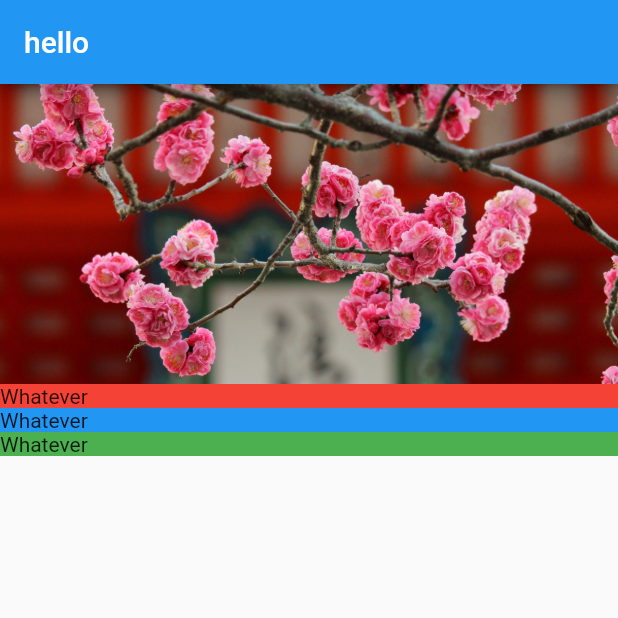
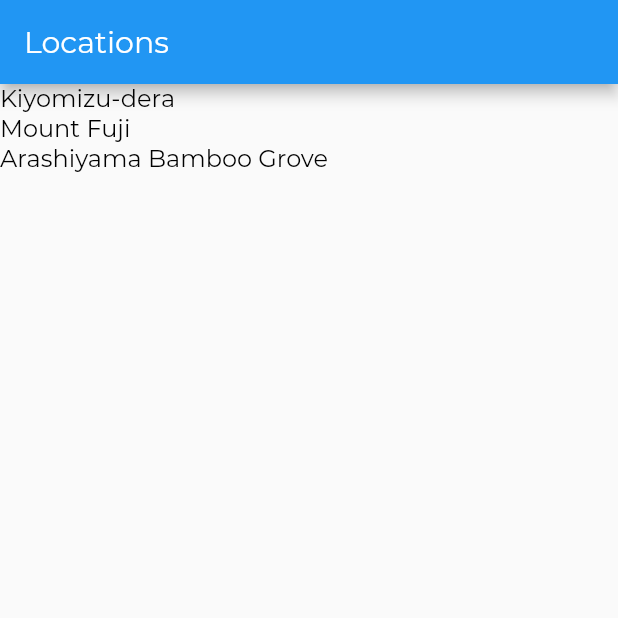
Before and after one commit to anhphamduy/flutter-learn, a Flutter app: the screen it shows after launch, on a phone screen of 412 x 824 dp, the top half of it. Run offline on Flutter 3.47's test engine with Material 2 defaults, Android fonts, the phone set to English and light mode, and no system bars.

Commit message:
Add navigations

```diff
--- a/lib/app.dart
+++ b/lib/app.dart
@@ -1,9 +1,40 @@
 import 'package:flutter/material.dart';
-import 'screens/location_detail/location_detail.dart';
+import 'package:tutorial/screens/location_detail/location_detail.dart';
+
+import 'screens/locations/locations.dart';
+import 'style.dart';
+
+const LocationsRoute = '/';
+const LocationDetailRoute = '/location_detail';
 
 class App extends StatelessWidget {
   @override
   Widget build(BuildContext context) {
-    return MaterialApp(home: LocationDetail());
+    return MaterialApp(
+        home: Locations(), onGenerateRoute: _routes(), theme: _theme());
+  }
+
+  RouteFactory _routes() {
+    return (settings) {
+      final Map<String, dynamic> arguments = settings.arguments;
+      Widget screen;
+      switch (settings.name) {
+        case LocationsRoute:
+          screen = Locations();
+          break;
+        case LocationDetailRoute:
+          screen = LocationDetail(arguments['id']);
+          break;
+        default:
+          return null;
+      }
+      return MaterialPageRoute(builder: (BuildContext context) => screen);
+    };
+  }
+
+  ThemeData _theme() {
+    return ThemeData(
+        appBarTheme: AppBarTheme(textTheme: TextTheme(title: AppBarTextStyle)),
+        textTheme: TextTheme(title: TitleTextStyle, body1: Body1TextStyle));
   }
 }
--- /dev/null
+++ b/lib/models/location.dart
@@ -0,0 +1,43 @@
+import 'location_fact.dart';
+
+class Location {
+  final int id;
+  final String name;
+  final String imagePath;
+  final List<LocationFact> facts;
+
+  Location(this.id, this.name, this.imagePath, this.facts);
+
+  static List<Location> fetchAll() {
+    return [
+      Location(1, 'Kiyomizu-dera', 'assets/images/kiyomizu-dera.jpg', [
+        LocationFact('Summary',
+            'Kiyomizu-dera, officially Otowa-san Kiyomizu-dera, is an independent Buddhist temple in eastern Kyoto. The temple is part of the Historic Monuments of Ancient Kyoto UNESCO World Heritage site.'),
+        LocationFact('Architectural Style', 'Japanese Buddhist architecture.'),
+      ]),
+      Location(2, 'Mount Fuji', 'assets/images/fuji.jpg', [
+        LocationFact('Summary',
+            'Japan’s Mt. Fuji is an active volcano about 100 kilometers southwest of Tokyo. Commonly called “Fuji-san,” it’s the country’s tallest peak, at 3,776 meters. A pilgrimage site for centuries, it’s considered one of Japan’s 3 sacred mountains, and summit hikes remain a popular activity. Its iconic profile is the subject of numerous works of art, notably Edo Period prints by Hokusai and Hiroshige.'),
+        LocationFact('Did You Know',
+            'There are three cities that surround Mount Fuji: Gotemba, Fujiyoshida and Fujinomiya.'),
+      ]),
+      Location(3, 'Arashiyama Bamboo Grove', 'assets/images/arashiyama.jpg', [
+        LocationFact('Summary',
+            'While we could go on about the ethereal glow and seemingly endless heights of this bamboo grove on the outskirts of Kyoto, the sight\'s pleasures extend beyond the visual realm.'),
+        LocationFact('How to Get There',
+            'Kyoto airport, with several terminals, is located 16 kilometres south of the city and is also known as Kyoto. Kyoto can also be reached by transport links from other regional airports.'),
+      ]),
+    ];
+  }
+
+  static Location fetchById(int locationID) {
+    List<Location> locations = Location.fetchAll();
+
+    for (int i = 0; i < locations.length; i++) {
+      if (locations[i].id == locationID) {
+        return locations[i];
+      }
+    }
+    return null;
+  }
+}
--- /dev/null
+++ b/lib/models/location_fact.dart
@@ -0,0 +1,5 @@
+class LocationFact {
+  final String title;
+  final String text;
+  LocationFact(this.title, this.text);
+}
--- a/lib/screens/location_detail/location_detail.dart
+++ b/lib/screens/location_detail/location_detail.dart
@@ -1,21 +1,34 @@
 import 'package:flutter/material.dart';
 
+import '../../models/location.dart';
 import 'image_banner.dart';
 import 'text_section.dart';
 
 class LocationDetail extends StatelessWidget {
+  final int _locationID;
+
+  LocationDetail(this._locationID);
+
   @override
   Widget build(BuildContext context) {
+    final location = Location.fetchById(_locationID);
+
     return Scaffold(
-        appBar: AppBar(title: Text('hello')),
+        appBar: AppBar(title: Text(location.name)),
         body: Column(
             mainAxisAlignment: MainAxisAlignment.start,
             crossAxisAlignment: CrossAxisAlignment.stretch,
             children: [
-              ImageBanner("assets/images/kiyomizu-dera.jpg"),
-              TextSection(Colors.red),
-              TextSection(Colors.blue),
-              TextSection(Colors.green)
-            ]));
+              ImageBanner(location.imagePath),
+            ]..addAll(textSections(location))));
+  }
+
+  List<Widget> textSections(Location location) {
+    print(location.facts.first.title);
+    print(location.facts.first.text);
+
+    return location.facts
+        .map((fact) => TextSection(fact.title, fact.text))
+        .toList();
   }
 }
--- /dev/null
+++ b/lib/screens/locations/locations.dart
@@ -0,0 +1,23 @@
+import 'package:flutter/material.dart';
+
+import '../../app.dart';
+import '../../models/location.dart';
+
+class Locations extends StatelessWidget {
+  @override
+  Widget build(BuildContext context) {
+    final locations = Location.fetchAll();
+    return Scaffold(
+        appBar: AppBar(title: Text('Locations')),
+        body: ListView(
+            children: locations
+                .map((location) => GestureDetector(
+                    child: Text(location.name),
+                    onTap: () => _onLocationTap(context, location.id)))
+                .toList()));
+  }
+
+  void _onLocationTap(BuildContext context, int locationId) {
+    Navigator.pushNamed(context, LocationDetailRoute, arguments: {'id': locationId});
+  }
+}
--- /dev/null
+++ b/lib/style.dart
@@ -0,0 +1,25 @@
+import 'package:flutter/material.dart';
+
+const LargeTextSize = 26.0;
+const MediumTextSize = 20.0;
+const BodyTextSize = 16.0;
+
+const String FontNameDefault = 'Montserrat';
+
+const AppBarTextStyle = TextStyle(
+    fontFamily: FontNameDefault,
+    fontWeight: FontWeight.w300,
+    fontSize: MediumTextSize,
+    color: Colors.white);
+
+const TitleTextStyle = TextStyle(
+    fontFamily: FontNameDefault,
+    fontWeight: FontWeight.w300,
+    fontSize: LargeTextSize,
+    color: Colors.black);
+
+const Body1TextStyle = TextStyle(
+    fontFamily: FontNameDefault,
+    fontWeight: FontWeight.w300,
+    fontSize: BodyTextSize,
+    color: Colors.black);
```
Also changed, not shown: lib/screens/location_detail/text_section.dart (+16 -4 lines), pubspec.yaml (+8 -14 lines), assets/fonts/Montserrat-Bold.ttf (added), assets/fonts/Montserrat-Regular.ttf (added), assets/images/arashiyama.jpg (added), assets/images/fuji.jpg (added).
